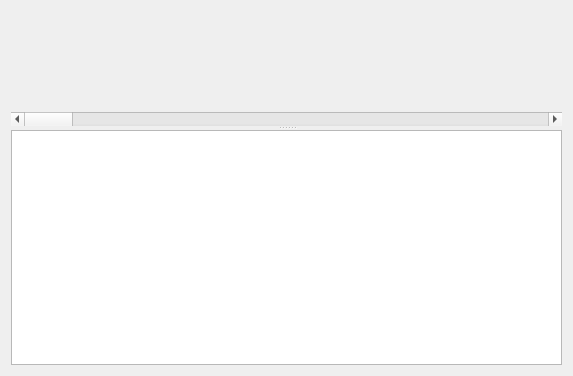
Above: Azenqos/Linechart2.ui from meritechsolutions/azenqos_qgis_plugin before the change. Below: the same form after it.
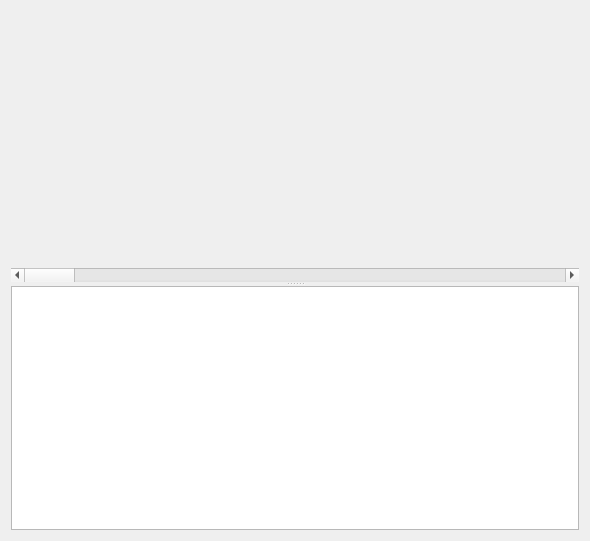
That is the form after the change.

The edit to the form file:
```diff
--- a/Azenqos/Linechart2.ui
+++ b/Azenqos/Linechart2.ui
@@ -6,8 +6,8 @@
    <rect>
     <x>0</x>
     <y>0</y>
-    <width>573</width>
-    <height>376</height>
+    <width>590</width>
+    <height>541</height>
    </rect>
   </property>
   <property name="windowTitle">
@@ -31,20 +31,7 @@
            <property name="sizeHint" stdset="0">
             <size>
              <width>20</width>
-             <height>40</height>
-            </size>
-           </property>
-          </spacer>
-         </item>
-         <item>
-          <spacer name="verticalSpacer_2">
-           <property name="orientation">
-            <enum>Qt::Vertical</enum>
-           </property>
-           <property name="sizeHint" stdset="0">
-            <size>
-             <width>20</width>
-             <height>40</height>
+             <height>200</height>
             </size>
            </property>
           </spacer>
```
